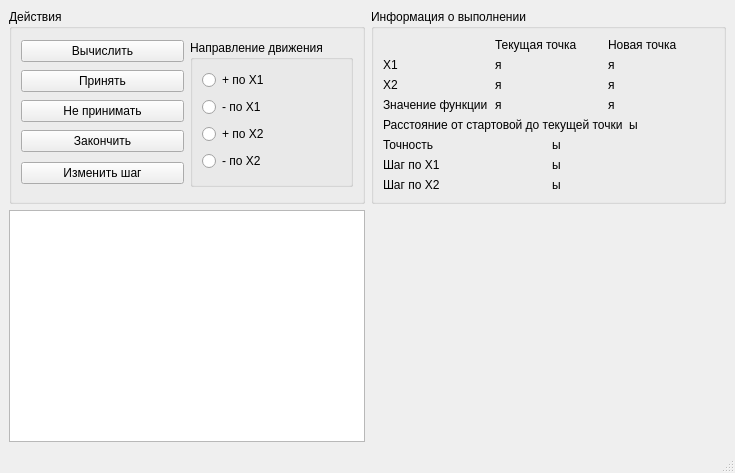
Above: optimizationmethods/ui/CWdescent_fixwindow.ui from Eliminationzx/optimizationmethods before the change. Below: the same form after it.
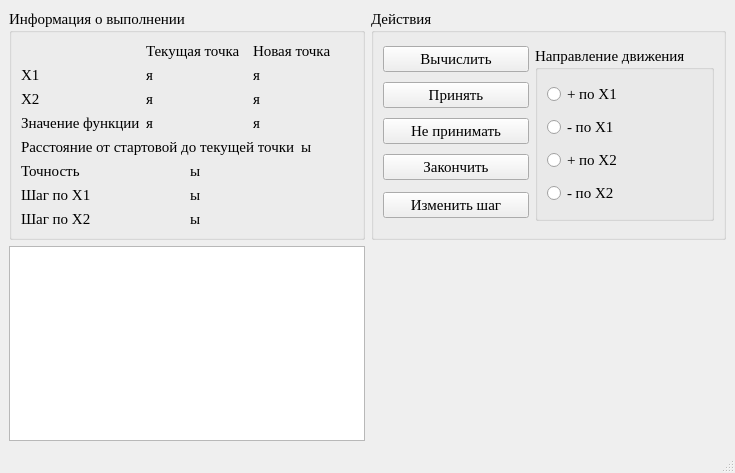
That is the form after the change.

Commit message: optimizationmethods: подправил форму и её вызов.

```diff
--- a/optimizationmethods/ui/CWdescent_fixwindow.ui
+++ b/optimizationmethods/ui/CWdescent_fixwindow.ui
@@ -10,15 +10,18 @@
     <height>473</height>
    </rect>
   </property>
+  <property name="font">
+   <font>
+    <family>Times New Roman</family>
+    <pointsize>11</pointsize>
+   </font>
+  </property>
   <property name="windowTitle">
    <string>MainWindow</string>
   </property>
   <widget class="QWidget" name="centralwidget">
-   <layout class="QGridLayout" name="gridLayout_3" rowstretch="0,1" columnstretch="1,1">
-    <item row="1" column="0">
-     <widget class="QListView" name="listView"/>
-    </item>
-    <item row="0" column="1">
+   <layout class="QGridLayout" name="gridLayout_2" rowstretch="0,1" columnstretch="1,1">
+    <item row="0" column="0">
      <widget class="QGroupBox" name="groupBox_2">
       <property name="title">
        <string>Информация о выполнении</string>
@@ -172,7 +175,7 @@
       </layout>
      </widget>
     </item>
-    <item row="0" column="0">
+    <item row="0" column="1">
      <widget class="QGroupBox" name="groupBox_3">
       <property name="title">
        <string>Действия</string>
@@ -253,6 +256,9 @@
       </layout>
      </widget>
     </item>
+    <item row="1" column="0">
+     <widget class="QListView" name="listView"/>
+    </item>
    </layout>
   </widget>
   <widget class="QMenuBar" name="menubar">
```
The commit also changes 1 other file.
